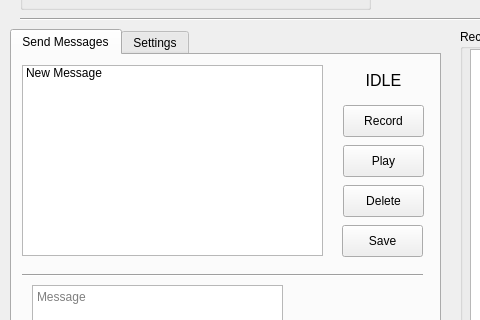
This is CMS2/mainwindow.ui in Hengy/CMS as Qt 5 draws it before an edit; both pictures show x 0 to 480 and y 137 to 457 of the 900 by 600 pixel window. The edited form follows.
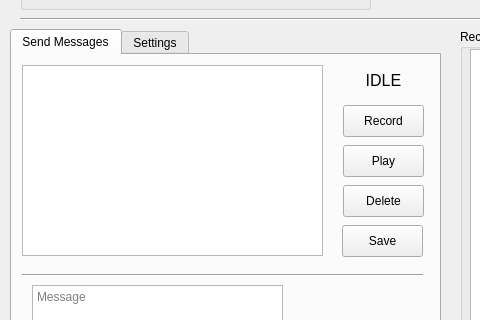
This is the edited form.

```diff
--- a/CMS2/mainwindow.ui
+++ b/CMS2/mainwindow.ui
@@ -245,11 +245,6 @@
         <height>191</height>
        </rect>
       </property>
-      <item>
-       <property name="text">
-        <string>New Message</string>
-       </property>
-      </item>
      </widget>
      <widget class="QPushButton" name="bttnSendMsg">
       <property name="geometry">
```
